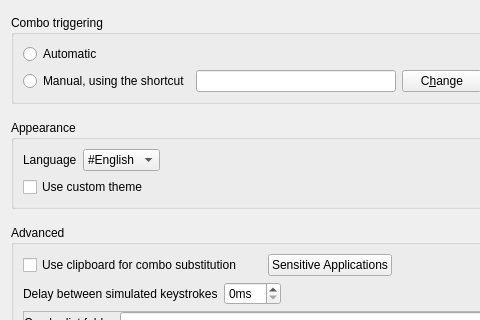
The window that Beeftext/PreferencesDialog.ui (xmichelo/Beeftext) describes before a commit, drawn with Qt 5; both pictures show x 0 to 480 and y 155 to 475 of the 717 by 585 pixel window.
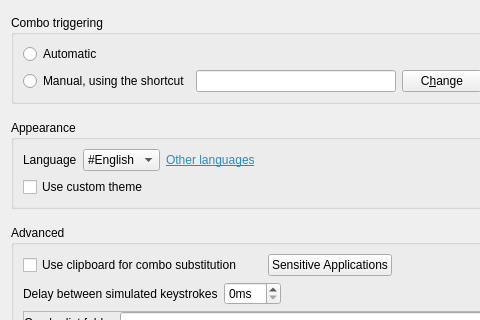
The same window after the commit.

Commit message: Added link to user-made translations wiki page.

Diff of the .ui file:
```diff
--- a/Beeftext/PreferencesDialog.ui
+++ b/Beeftext/PreferencesDialog.ui
@@ -242,6 +242,16 @@
           </item>
          </widget>
         </item>
+        <item>
+         <widget class="QLabel" name="labelOtherLanguages">
+          <property name="text">
+           <string>&lt;html&gt;&lt;head/&gt;&lt;body&gt;&lt;p&gt;&lt;a href=&quot;https://github.com/xmichelo/Beeftext/wiki/User-provided-translations&quot;&gt;&lt;span style=&quot; text-decoration: underline; color:#258fc0;&quot;&gt;Other languages&lt;/span&gt;&lt;/a&gt;&lt;/p&gt;&lt;/body&gt;&lt;/html&gt;</string>
+          </property>
+          <property name="openExternalLinks">
+           <bool>true</bool>
+          </property>
+         </widget>
+        </item>
         <item>
          <spacer name="horizontalSpacer_3">
           <property name="orientation">
```
